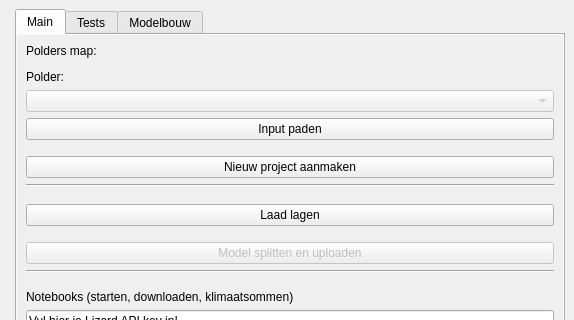
Before: the Qt Designer form hhnk_threedi_plugin/hhnk_toolbox_dockwidget_base.ui in threedi/hhnk-threedi-plugin, drawn with Qt 5; both pictures show x 0 to 574 and y 0 to 320 of the 574 by 671 pixel window.
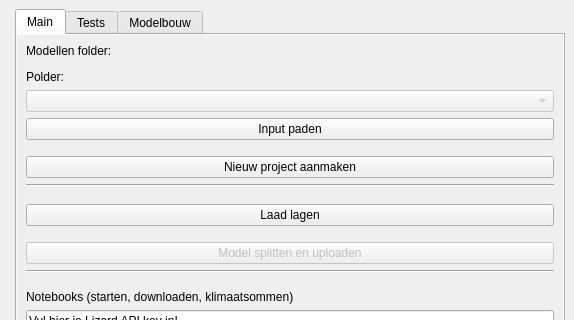
After: the same form once the commit is applied. Custom widgets are drawn as their Qt base class.

Commit message: add is_valid Folders check for folder options

What changed in the file:
```diff
--- a/hhnk_threedi_plugin/hhnk_toolbox_dockwidget_base.ui
+++ b/hhnk_threedi_plugin/hhnk_toolbox_dockwidget_base.ui
@@ -94,7 +94,7 @@
            </sizepolicy>
           </property>
           <property name="text">
-           <string>Polders map:</string>
+           <string>Modellen folder:</string>
           </property>
          </widget>
         </item>
```
Left out of the diff: 7 changed lines with no effect on the pictures. The commit also changes 3 other files.
